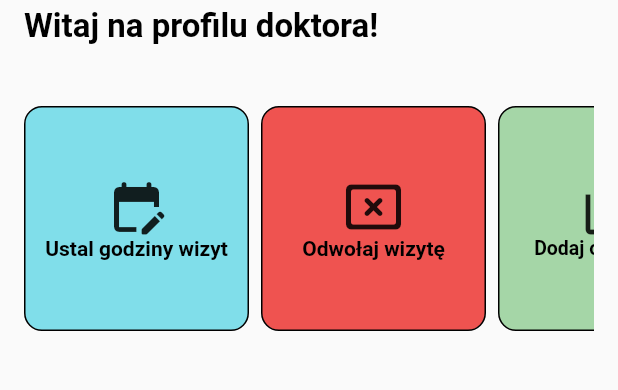
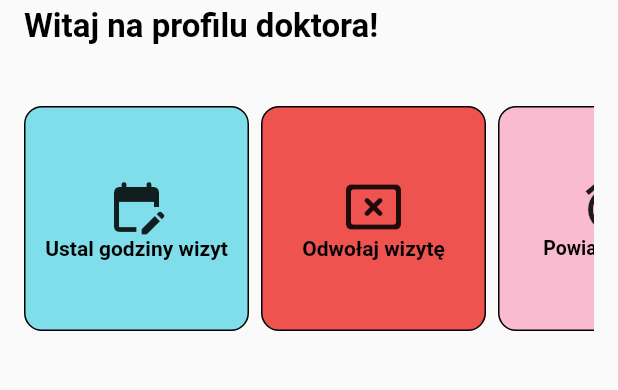
Before and after one commit to stolarekk/e_poradnia, a Flutter app: the DoctorProfileScreen screen opened directly, on a phone screen of 412 x 824 dp, the part 158-548 px from its top. Run offline on Flutter 3.47's test engine with Material 2 defaults, Android fonts, the phone set to English and light mode, and no system bars; our stand-ins replace cloud_firestore, firebase_auth, firebase_core, syncfusion_flutter_calendar; accounts and stored records are empty.

```diff
--- a/lib/views/doctor_views/doctor_profile_screen.dart
+++ b/lib/views/doctor_views/doctor_profile_screen.dart
@@ -7,6 +7,7 @@ import 'package:test/views/register_screen.dart';
 import 'package:test/views/main_calendar_screen.dart';
 import 'package:intl/intl.dart';
 import '../event_editing_page.dart';
+import '../notification_screen.dart';
 import '../reservation_screen.dart';
 
 class DoctorProfileHomePage extends StatefulWidget {
@@ -179,6 +180,32 @@ class _DoctorProfileScreenState extends State<DoctorProfileScreen> {
                           ),
                         ),
                         RawMaterialButton(
+                          onPressed: () {
+                            Navigator.of(context).push(MaterialPageRoute(
+                                builder: (context) => NotyficationScreen()));
+                          },
+                          child: Container(
+                            decoration: BoxDecoration(
+                              color: Colors.pink[100],
+                              border: Border.all(color: Colors.black, width: 1),
+                              borderRadius: BorderRadius.circular(12.0),
+                            ),
+                            margin: const EdgeInsets.only(right: 10),
+                            width: 150,
+                            child: Column(
+                              mainAxisAlignment: MainAxisAlignment.center,
+                              children: const [
+                                Icon(Icons.access_alarm_sharp, size: 40.0),
+                                Text('Powiadomienia',
+                                    style: TextStyle(
+                                        color: Colors.black,
+                                        fontSize: 13.0,
+                                        fontWeight: FontWeight.bold)),
+                              ],
+                            ),
+                          ),
+                        ),
+                        RawMaterialButton(
                           onPressed: () {},
                           child: Container(
                             decoration: BoxDecoration(
@@ -202,7 +229,8 @@ class _DoctorProfileScreenState extends State<DoctorProfileScreen> {
                           ),
                         ),
                       ],
-                    )),
+                    )
+                ),
                 const SizedBox(height: 40.0),
               ])),
     );
```
Also changed, not shown: lib/views/cancel_visit_screen.dart (+13 -4 lines), lib/views/notification_screen.dart (added, +103 -0 lines), lib/views/reservation_screen.dart (+12 -0 lines).
